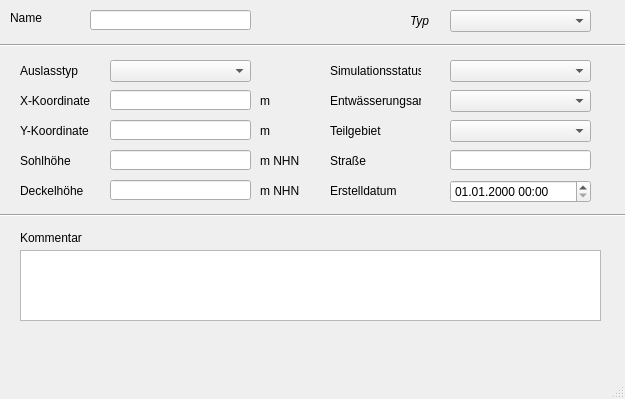
The window that qkan/forms/qkan_auslaesse.ui (hoettges/QKan) describes before a commit, drawn with Qt 5.
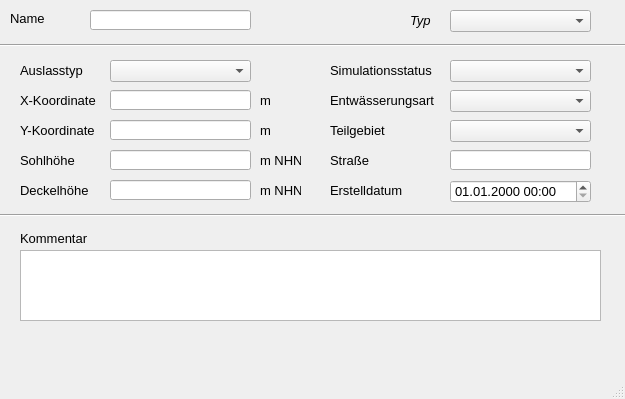
The same window after the commit. Custom widgets are drawn as their Qt base class.

Patch:
```diff
--- a/qkan/forms/qkan_auslaesse.ui
+++ b/qkan/forms/qkan_auslaesse.ui
@@ -16,6 +16,7 @@
   <property name="font">
    <font>
     <family>Tahoma</family>
+    <pointsize>10</pointsize>
    </font>
   </property>
   <property name="windowTitle">
@@ -105,7 +106,7 @@
      <rect>
       <x>330</x>
       <y>180</y>
-      <width>91</width>
+      <width>110</width>
       <height>21</height>
      </rect>
     </property>
@@ -209,7 +210,7 @@
      <rect>
       <x>330</x>
       <y>60</y>
-      <width>91</width>
+      <width>110</width>
       <height>21</height>
      </rect>
     </property>
@@ -222,7 +223,7 @@
      <rect>
       <x>330</x>
       <y>90</y>
-      <width>91</width>
+      <width>110</width>
       <height>21</height>
      </rect>
     </property>
@@ -235,7 +236,7 @@
      <rect>
       <x>330</x>
       <y>150</y>
-      <width>91</width>
+      <width>110</width>
       <height>21</height>
      </rect>
     </property>
@@ -357,7 +358,7 @@
      <rect>
       <x>330</x>
       <y>120</y>
-      <width>71</width>
+      <width>90</width>
       <height>21</height>
      </rect>
     </property>
```
